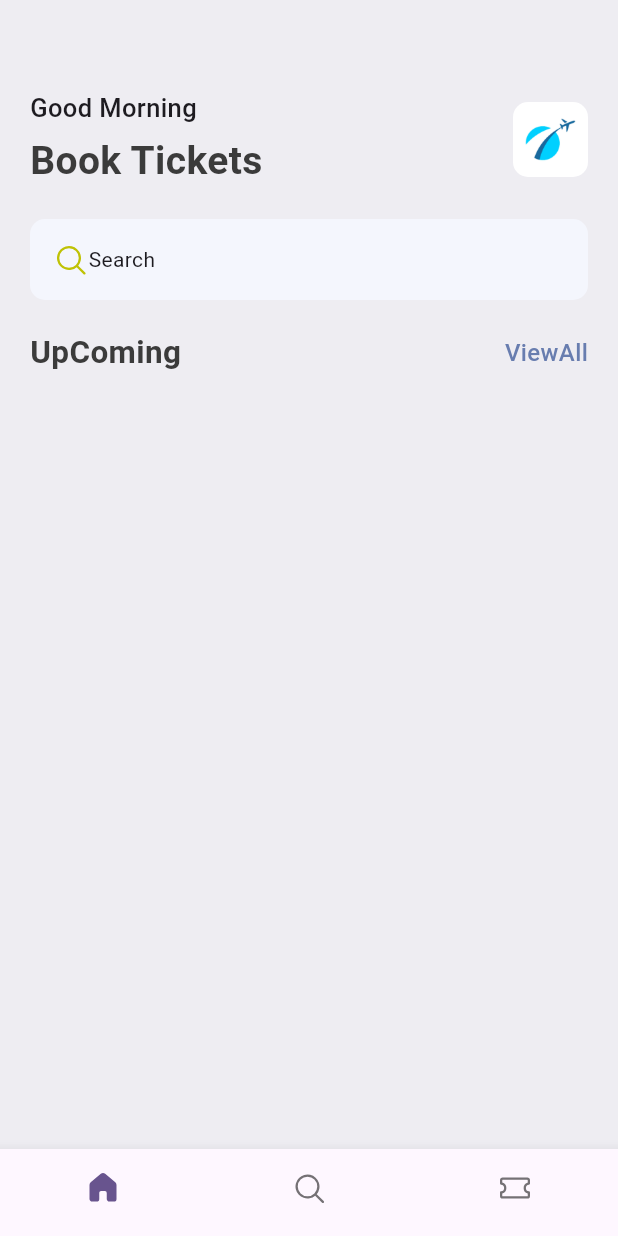
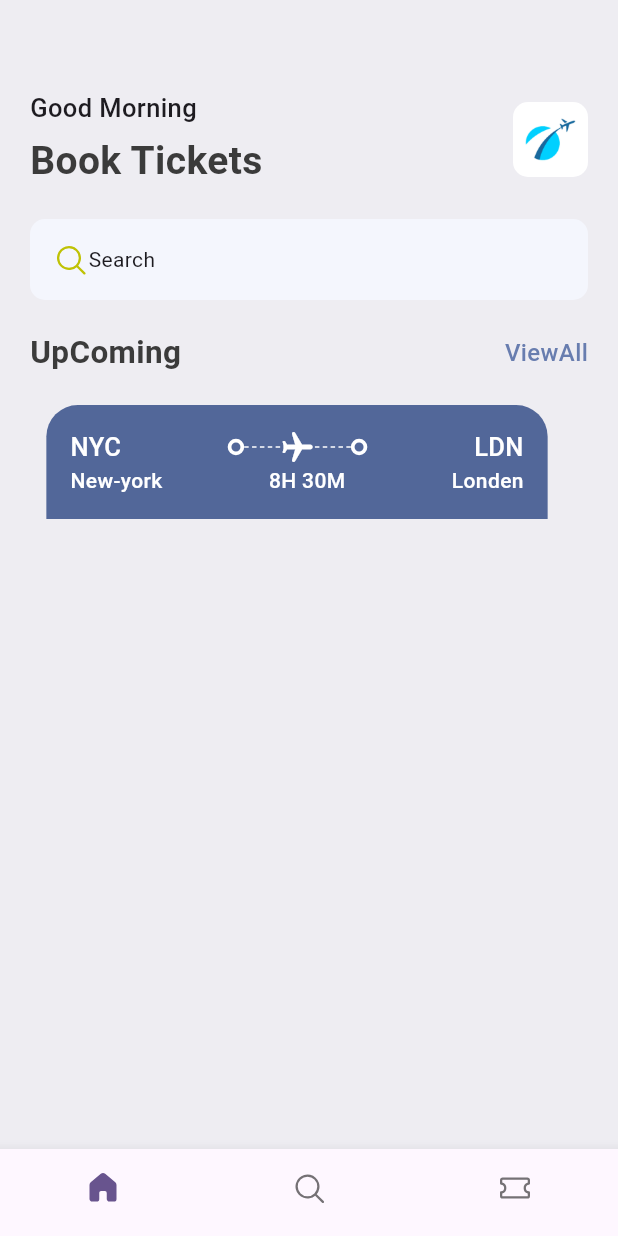
Before and after one commit to habibagamal23/flutter_ticket_basic_app, a Flutter app: the screen it shows after launch, on a phone screen of 412 x 824 dp. Run offline on Flutter 3.47's test engine with Material 3 defaults, Android fonts, the phone set to English and light mode, and no system bars; our stand-ins replace fluentui_icons.

Commit message:
create first container of ticket blue

```diff
--- a/lib/consatnt/app_style.dart
+++ b/lib/consatnt/app_style.dart
@@ -2,10 +2,12 @@ import 'package:flutter/material.dart';
 
 class AppStyle {
   static Color primaryColor = const Color(0xFF687daf);
+
   static Color bgColor = const Color(0xFFeeedf2);
   static Color textColor = const Color(0xFF3b3b3b);
   static Color ticketBlue = const Color(0xFF526799);
   static Color ticketOrange = const Color(0xFFF37B67);
+
   static Color kakiColor = const Color(0xFFd2bdb6);
   static Color ticketTabColor = const Color(0xFFF4F6FD);
   static Color planeColor = const Color(0xFFBFC2DF);
--- a/lib/presention/Home/screens/home_screen.dart
+++ b/lib/presention/Home/screens/home_screen.dart
@@ -2,6 +2,7 @@ import 'package:flutter/material.dart';
 import 'package:ticket_app/consatnt/app_style.dart';
 
 import '../../widget/double_text.dart';
+import '../../widget/ticket_view/ticket_view.dart';
 import '../home_widget/greeting_section.dart';
 import '../home_widget/search_section.dart';
 
@@ -23,6 +24,9 @@ class HomeScreen extends StatelessWidget {
               const  SearchSection(),
                 const  SizedBox(height: 20),
                 DoubleText(firstText: "UpComing", secText: "ViewAll",)
+                ,
+                const  SizedBox(height: 20),
+               const TicketView()
               ]))
         ],
       ),
--- a/lib/presention/widget/double_text.dart
+++ b/lib/presention/widget/double_text.dart
@@ -15,7 +15,12 @@ class DoubleText extends StatelessWidget {
       mainAxisAlignment: MainAxisAlignment.spaceBetween,
       children: [
         Text(firstText, style: AppStyle.headLineStyle2, ),
-        Text(secText, style :AppStyle.textStyle.copyWith(color: AppStyle.primaryColor))
+        InkWell(
+            onTap: (){
+
+            },
+            child:
+            Text(secText, style :AppStyle.textStyle.copyWith(color: AppStyle.primaryColor)))
       ],
     );
   }
--- /dev/null
+++ b/lib/presention/widget/ticket_view/big_dot.dart
@@ -0,0 +1,15 @@
+import 'package:flutter/material.dart';
+
+class Bigdot extends StatelessWidget {
+  const Bigdot({super.key});
+
+  @override
+  Widget build(BuildContext context) {
+    return Container(
+      padding: const EdgeInsets.all(3),
+      decoration: BoxDecoration(
+          border: Border.all(width: 2.5, color: Colors.white),
+          borderRadius: BorderRadius.circular(20)),
+    );
+  }
+}
--- /dev/null
+++ b/lib/presention/widget/ticket_view/custom_layout_builder.dart
@@ -0,0 +1,26 @@
+import 'package:flutter/material.dart';
+
+class CoustmomLayoutBuilder extends StatelessWidget {
+  const CoustmomLayoutBuilder({super.key, required this.randomdivider});
+  final int randomdivider;
+
+  @override
+  Widget build(BuildContext context) {
+    return LayoutBuilder(
+      builder: (BuildContext context, BoxConstraints constraints) {
+        return Flex(
+            direction: Axis.horizontal,
+            mainAxisAlignment: MainAxisAlignment.spaceBetween,
+            children: List.generate(
+                (constraints.constrainWidth() / randomdivider).floor(),
+                (index) => const SizedBox(
+                      width: 3,
+                      height: 1,
+                      child: DecoratedBox(
+                        decoration: BoxDecoration(color: Colors.white),
+                      ),
+                    )));
+      },
+    );
+  }
+}
--- /dev/null
+++ b/lib/presention/widget/ticket_view/ticket_view.dart
@@ -0,0 +1,95 @@
+import 'package:flutter/cupertino.dart';
+import 'package:flutter/material.dart';
+
+import '../../../consatnt/app_style.dart';
+import 'big_dot.dart';
+import 'custom_layout_builder.dart';
+
+class TicketView extends StatelessWidget {
+  const TicketView({super.key});
+
+  @override
+  Widget build(BuildContext context) {
+    final size = MediaQuery.of(context).size;
+    return SizedBox(
+      width: size.width * 0.85,
+      height: 179,
+      child: Column(
+        children: [
+          Container(
+            margin: const EdgeInsets.only(right: 16),
+            child: Container(
+              padding: const EdgeInsets.all(16),
+              decoration: BoxDecoration(
+                  color: AppStyle.ticketBlue,
+                  borderRadius:const  BorderRadius.only(
+                      topLeft: Radius.circular(21),
+                      topRight: Radius.circular(21))),
+              child: Column(
+                children: [
+                  //first line with icon
+                  Row(
+                    children: [
+                      Text(
+                        "NYC",
+                        style: AppStyle.headLineStyle3
+                            .copyWith(color: Colors.white),
+                      ),
+                      Expanded(child: Container()),
+                      const Bigdot(),
+                      Expanded(
+                          child: Stack(
+                        children: [
+                          const SizedBox(
+                            height: 24,
+                            child: CoustmomLayoutBuilder(randomdivider: 5),
+                          ),
+                          Center(
+                              child: Transform.rotate(
+                                  angle: 1.57,
+                                  child: const Icon(
+                                    Icons.airplanemode_active_rounded,
+                                    color: Colors.white,
+                                  )))
+                        ],
+                      )),
+                      const Bigdot(),
+                      Expanded(child: Container()),
+                      Text(
+                        "LDN",
+                        style: AppStyle.headLineStyle3
+                            .copyWith(color: Colors.white),
+                      )
+                    ],
+                  ),
+                  //second line just text
+                  Row(
+                    children: [
+                      Text(
+                        "New-york",
+                        style: AppStyle.headLineStyle4
+                            .copyWith(color: Colors.white),
+                      ),
+                      Expanded(child: Container()),
+                      Text(
+                        "8H 30M",
+                        style: AppStyle.headLineStyle4
+                            .copyWith(color: Colors.white),
+                      ),
+                      Expanded(child: Container()),
+                      Text(
+                        "Londen",
+                        style: AppStyle.headLineStyle4
+                            .copyWith(color: Colors.white),
+                      )
+                    ],
+                  ),
+                ],
+              ),
+            ),
+          ),
+        ],
+      ),
+    );
+  }
+}
```
